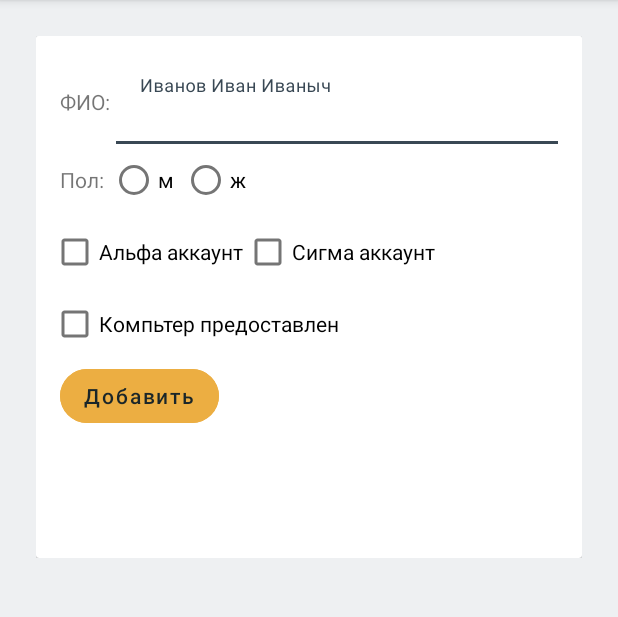
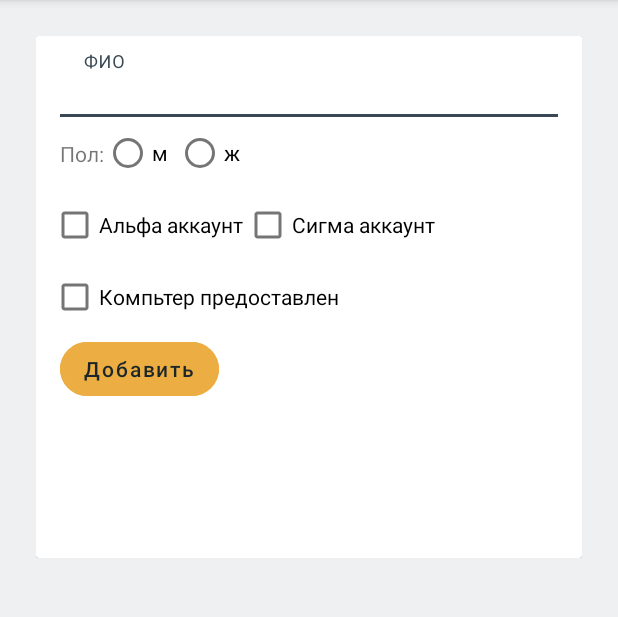
Before and after one commit to jwisozk/sberTrainee, an Android app: the screen it shows after launch (MainActivity), on a phone screen of 412 x 824 dp, the part 84-701 px from its top. Run offline under Robolectric (Android 15) with nearby library versions, the phone set to English and light mode, and no system bars.

Commit message:
Add binding

```diff
--- a/app/build.gradle
+++ b/app/build.gradle
@@ -1,7 +1,6 @@
 plugins {
     id 'com.android.application'
     id 'kotlin-android'
-    id 'kotlin-android-extensions'
 }
 
 android {
@@ -35,6 +34,10 @@ android {
     testOptions {
         unitTests.returnDefaultValues = true
     }
+
+    buildFeatures {
+        viewBinding true
+    }
 }
 
 dependencies {
--- a/app/src/main/java/com/example/sbertrainee/view/InputFragment.kt
+++ b/app/src/main/java/com/example/sbertrainee/view/InputFragment.kt
@@ -7,13 +7,15 @@ import android.view.inputmethod.InputMethodManager
 import androidx.fragment.app.Fragment
 import com.example.sbertrainee.R
 import com.example.sbertrainee.App
+import com.example.sbertrainee.databinding.FragmentInputBinding
 import com.example.sbertrainee.inrerface.Contract
 import com.example.sbertrainee.util.SimpleTextWatcher
 import com.example.sbertrainee.presenter.InputPresenter
-import kotlinx.android.synthetic.main.fragment_input.*
 
 class InputFragment : Fragment(R.layout.fragment_input), Contract.InputView {
 
+    private var fragmentInputBinding: FragmentInputBinding? = null
+    private lateinit var binding: FragmentInputBinding
     private lateinit var inputPresenter: InputPresenter
     private val simpleTextWatcher = object : SimpleTextWatcher() {
         override fun onTextChanged(s: CharSequence?, start: Int, before: Int, count: Int) {
@@ -23,6 +25,8 @@ class InputFragment : Fragment(R.layout.fragment_input), Contract.InputView {
 
     override fun onViewCreated(view: View, savedInstanceState: Bundle?) {
         super.onViewCreated(view, savedInstanceState)
+        binding = FragmentInputBinding.bind(view)
+        fragmentInputBinding = binding
         init()
         addListeners()
     }
@@ -35,53 +39,58 @@ class InputFragment : Fragment(R.layout.fragment_input), Contract.InputView {
     }
 
     private fun addListeners() {
-        editTextFullName.addTextChangedListener(simpleTextWatcher)
-        editTextFullName.setOnFocusChangeListener { v, hasFocus ->
+        binding.editTextFullName.addTextChangedListener(simpleTextWatcher)
+        binding.editTextFullName.setOnFocusChangeListener { v, hasFocus ->
             inputPresenter.onEditTextFocusChange(
                 v,
                 hasFocus,
                 activity?.getSystemService(INPUT_METHOD_SERVICE) as InputMethodManager?
             )
         }
-        textInputLayout.setEndIconOnClickListener {
+        binding.textInputLayout.setEndIconOnClickListener {
             inputPresenter.onEndIconClicked()
         }
 
-        radioGroupGender.setOnCheckedChangeListener { _, checkedId ->
+        binding.radioGroupGender.setOnCheckedChangeListener { _, checkedId ->
             inputPresenter.onGenderCheckedChange(checkedId)
         }
-        checkBoxHasAlphaAccount.setOnCheckedChangeListener { _, isChecked ->
+        binding.checkBoxHasAlphaAccount.setOnCheckedChangeListener { _, isChecked ->
             inputPresenter.onHasAlphaCheckedChange(isChecked)
         }
-        checkBoxHasSigmaAccount.setOnCheckedChangeListener { _, isChecked ->
+        binding.checkBoxHasSigmaAccount.setOnCheckedChangeListener { _, isChecked ->
             inputPresenter.onHasSigmaCheckedChange(isChecked)
         }
-        checkBoxHasComputer.setOnCheckedChangeListener { _, isChecked ->
+        binding.checkBoxHasComputer.setOnCheckedChangeListener { _, isChecked ->
             inputPresenter.onHasComputerCheckedChange(isChecked)
         }
-        buttonAddTrainee.setOnClickListener {
+        binding.buttonAddTrainee.setOnClickListener {
             inputPresenter.onAddButtonClicked()
         }
     }
 
     override fun setTextToEditText(text: String) {
-        editTextFullName.setText(text)
+        binding.editTextFullName.setText(text)
     }
 
     override fun setSelection(position: Int) {
-        editTextFullName.setSelection(position)
+        binding.editTextFullName.setSelection(position)
     }
 
     override fun setEnabledButton(value: Boolean) {
-        buttonAddTrainee.isEnabled = value
+        binding.buttonAddTrainee.isEnabled = value
     }
 
     override fun clear() {
-        editTextFullName.editableText?.clear()
-        editTextFullName.clearFocus()
-        radioGroupGender.clearCheck()
-        checkBoxHasAlphaAccount.isChecked = false
-        checkBoxHasSigmaAccount.isChecked = false
-        checkBoxHasComputer.isChecked = false
+        binding.editTextFullName.editableText?.clear()
+        binding.editTextFullName.clearFocus()
+        binding.radioGroupGender.clearCheck()
+        binding.checkBoxHasAlphaAccount.isChecked = false
+        binding.checkBoxHasSigmaAccount.isChecked = false
+        binding.checkBoxHasComputer.isChecked = false
+    }
+
+    override fun onDestroy() {
+        super.onDestroy()
+        fragmentInputBinding = null
     }
 }
--- a/app/src/main/res/layout/fragment_input.xml
+++ b/app/src/main/res/layout/fragment_input.xml
@@ -14,42 +14,38 @@
         app:layout_constraintStart_toStartOf="parent"
         app:layout_constraintTop_toTopOf="parent">
 
-        <LinearLayout
-            android:id="@+id/fullName"
+        <com.google.android.material.textfield.TextInputLayout
+            android:id="@+id/textInputLayout"
             android:layout_width="match_parent"
             android:layout_height="wrap_content"
+            android:hint="@string/full_name_label"
+            app:endIconMode="clear_text"
+            style="@style/Widget.MaterialComponents.TextInputLayout.FilledBox.Dense"
             android:layout_marginHorizontal="16dp"
-            android:layout_marginTop="@dimen/view_pager_full_name_margin_top"
-            android:orientation="horizontal"
             app:layout_constraintBottom_toTopOf="@+id/radioGroupGender"
             app:layout_constraintEnd_toEndOf="parent"
             app:layout_constraintStart_toStartOf="parent"
             app:layout_constraintTop_toTopOf="parent"
             app:layout_constraintVertical_chainStyle="packed">
 
-            <TextView
-                android:layout_width="wrap_content"
-                android:layout_height="wrap_content"
-                android:layout_gravity="center_vertical"
-                android:layout_marginEnd="4dp"
-                android:text="@string/full_name" />
-
-            <com.google.android.material.textfield.TextInputLayout
-                android:id="@+id/textInputLayout"
+            <com.google.android.material.textfield.TextInputEditText
+                android:id="@+id/editTextFullName"
                 android:layout_width="match_parent"
                 android:layout_height="wrap_content"
-                android:hint="@string/full_name_sample"
-                app:endIconMode="clear_text">
+                android:backgroundTint="@android:color/transparent"
+                android:inputType="textPersonName|textCapWords" />
 
-                <com.google.android.material.textfield.TextInputEditText
-                    android:id="@+id/editTextFullName"
-                    android:layout_width="match_parent"
-                    android:layout_height="wrap_content"
-                    android:backgroundTint="@android:color/transparent"
-                    android:inputType="textPersonName|textCapWords" />
+        </com.google.android.material.textfield.TextInputLayout>
 
-            </com.google.android.material.textfield.TextInputLayout>
-        </LinearLayout>
+        <TextView
+            android:id="@+id/genderLabel"
+            android:layout_width="wrap_content"
+            android:layout_height="wrap_content"
+            android:layout_marginEnd="4dp"
+            android:text="@string/gender"
+            app:layout_constraintStart_toStartOf="@+id/textInputLayout"
+            app:layout_constraintTop_toBottomOf="@+id/textInputLayout"
+            app:layout_constraintBottom_toTopOf="@+id/checkBoxHasAlphaAccount"/>
 
         <RadioGroup
             android:id="@+id/radioGroupGender"
@@ -57,14 +53,8 @@
             android:layout_height="wrap_content"
             android:orientation="horizontal"
             app:layout_constraintBottom_toTopOf="@+id/checkBoxHasAlphaAccount"
-            app:layout_constraintStart_toStartOf="@+id/fullName"
-            app:layout_constraintTop_toBottomOf="@+id/fullName">
-
-            <TextView
-                android:layout_width="wrap_content"
-                android:layout_height="wrap_content"
-                android:layout_marginEnd="4dp"
-                android:text="@string/gender" />
+            app:layout_constraintStart_toEndOf="@+id/genderLabel"
+            app:layout_constraintTop_toBottomOf="@+id/textInputLayout">
 
             <RadioButton
                 android:id="@+id/radioGenderMan"
--- a/app/src/main/res/mipmap-anydpi-v26/ic_launcher.xml
+++ b/app/src/main/res/mipmap-anydpi-v26/ic_launcher.xml
@@ -1,5 +1,5 @@
 <?xml version="1.0" encoding="utf-8"?>
 <adaptive-icon xmlns:android="http://schemas.android.com/apk/res/android">
-    <background android:drawable="@drawable/ic_launcher_background"/>
+    <background android:drawable="@color/ic_launcher_background"/>
     <foreground android:drawable="@mipmap/ic_launcher_foreground"/>
 </adaptive-icon>
--- a/app/src/main/res/mipmap-anydpi-v26/ic_launcher_round.xml
+++ b/app/src/main/res/mipmap-anydpi-v26/ic_launcher_round.xml
@@ -1,5 +1,5 @@
 <?xml version="1.0" encoding="utf-8"?>
 <adaptive-icon xmlns:android="http://schemas.android.com/apk/res/android">
-    <background android:drawable="@drawable/ic_launcher_background"/>
+    <background android:drawable="@color/ic_launcher_background"/>
     <foreground android:drawable="@mipmap/ic_launcher_foreground"/>
 </adaptive-icon>
--- /dev/null
+++ b/app/src/main/res/values/ic_launcher_background.xml
@@ -0,0 +1,4 @@
+<?xml version="1.0" encoding="utf-8"?>
+<resources>
+    <color name="ic_launcher_background">#FFFFFF</color>
+</resources>
--- a/app/src/main/res/values/strings.xml
+++ b/app/src/main/res/values/strings.xml
@@ -2,7 +2,7 @@
     <string name="app_name">Стажеры</string>
     <string name="trainee_number_label">Стажер №</string>
     <string name="full_name">ФИО:</string>
-    <string name="full_name_sample">Иванов Иван Иваныч</string>
+    <string name="full_name_label">ФИО</string>
     <string name="gender">Пол:</string>
     <string name="gender_man">м</string>
     <string name="gender_woman">ж</string>
```
Also changed, not shown: app/src/main/java/com/example/sbertrainee/view/ViewPagerFragment.kt (+14 -5 lines), app/src/main/res/mipmap-hdpi/ic_launcher.png, app/src/main/res/mipmap-hdpi/ic_launcher_round.png, app/src/main/res/mipmap-mdpi/ic_launcher.png, app/src/main/res/mipmap-mdpi/ic_launcher_round.png, app/src/main/res/mipmap-xhdpi/ic_launcher.png, app/src/main/res/mipmap-xhdpi/ic_launcher_round.png, app/src/main/res/mipmap-xxhdpi/ic_launcher.png, app/src/main/res/mipmap-xxhdpi/ic_launcher_round.png, app/src/main/res/mipmap-xxxhdpi/ic_launcher.png, app/src/main/res/mipmap-xxxhdpi/ic_launcher_round.png.
